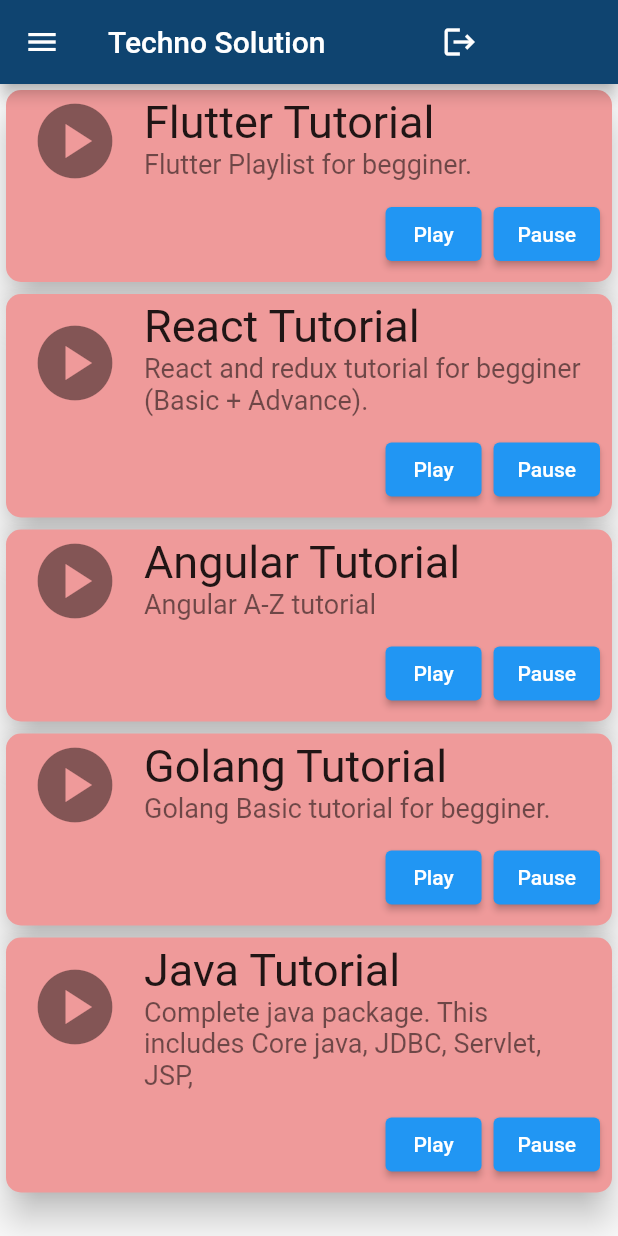
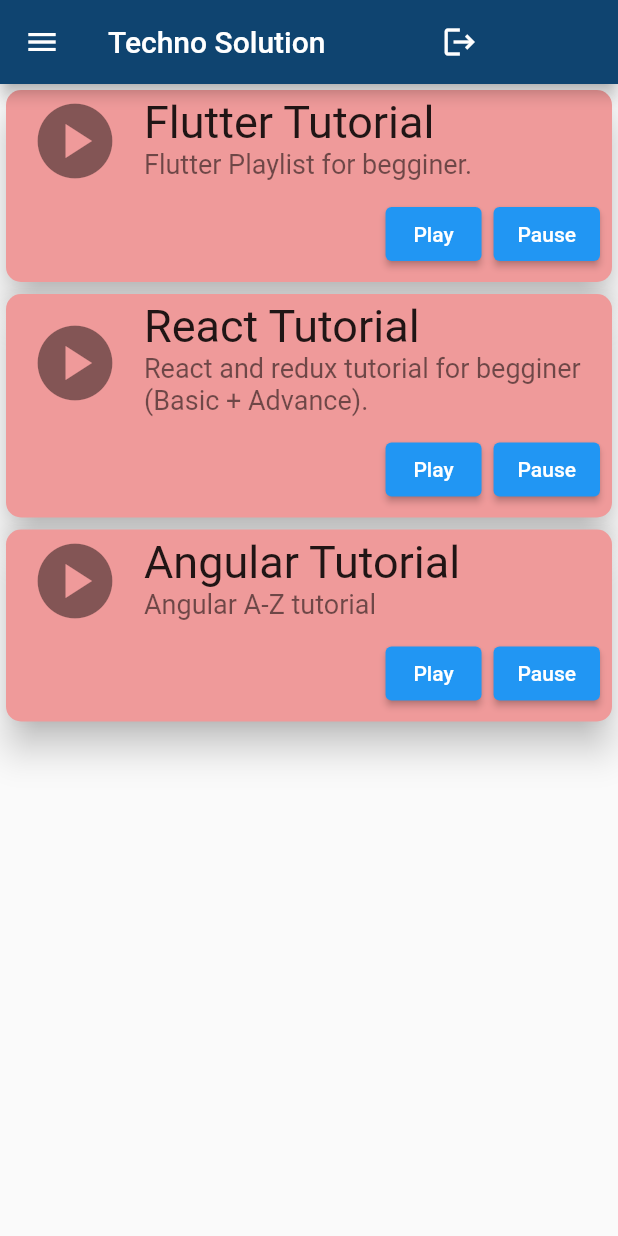
Before and after one commit to cram6138/flutter-app, a Flutter app: the DrawerSideNav screen opened directly, on a phone screen of 412 x 824 dp. Run offline on Flutter 3.47's test engine with Material 2 defaults, Android fonts, the phone set to English and light mode, and no system bars; our stand-ins replace carousel_slider.

```diff
--- a/flutter_application_1/lib/screen/DrawerSideNav.dart
+++ b/flutter_application_1/lib/screen/DrawerSideNav.dart
@@ -1,5 +1,6 @@
 import 'package:flutter/material.dart';
 import 'package:carousel_slider/carousel_slider.dart';
+import 'package:flutter_application_1/screen/dialog.dart';
 
 final List<String> imgList = [
   'https://images.unsplash.com/photo-1520342868574-5fa3804e551c?ixlib=rb-0.3.5&ixid=eyJhcHBfaWQiOjEyMDd9&s=6ff92caffcdd63681a35134a6770ed3b&auto=format&fit=crop&w=1951&q=80',
@@ -44,7 +45,7 @@ class _DrawerSideNavState extends State<DrawerSideNav> {
             Expanded(
                 child: IconButton(
               onPressed: () {
-                Navigator.popAndPushNamed(context, "/");
+                showLogoutDialogBox(context);
               },
               icon: const Icon(Icons.logout),
             ))
@@ -192,63 +193,6 @@ class _DrawerSideNavState extends State<DrawerSideNav> {
                   ],
                 ),
               ),
-              Card(
-                shape: RoundedRectangleBorder(
-                    borderRadius: BorderRadius.circular(10.0)),
-                color: Colors.red[200],
-                elevation: 10,
-                child: Column(
-                  children: [
-                    const ListTile(
-                      leading: Icon(
-                        Icons.play_circle,
-                        size: 60,
-                      ),
-                      title: Text('Golang Tutorial',
-                          style: TextStyle(fontSize: 30.0)),
-                      subtitle: Text('Golang Basic tutorial for begginer.',
-                          style: TextStyle(fontSize: 18.0)),
-                    ),
-                    ButtonBar(
-                      children: [
-                        ElevatedButton(
-                            onPressed: () {}, child: const Text("Play")),
-                        ElevatedButton(
-                            onPressed: () {}, child: const Text("Pause")),
-                      ],
-                    ),
-                  ],
-                ),
-              ),
-              Card(
-                shape: RoundedRectangleBorder(
-                    borderRadius: BorderRadius.circular(10.0)),
-                color: Colors.red[200],
-                elevation: 10,
-                child: Column(
-                  children: [
-                    const ListTile(
-                      leading: Icon(
-                        Icons.play_circle,
-                        size: 60,
-                      ),
-                      title: Text('Java Tutorial',
-                          style: TextStyle(fontSize: 30.0)),
-                      subtitle: Text(
-                          'Complete java package. This includes Core java, JDBC, Servlet, JSP,',
-                          style: TextStyle(fontSize: 18.0)),
-                    ),
-                    ButtonBar(
-                      children: [
-                        ElevatedButton(
-                            onPressed: () {}, child: const Text("Play")),
-                        ElevatedButton(
-                            onPressed: () {}, child: const Text("Pause")),
-                      ],
-                    ),
-                  ],
-                ),
-              ),
             ],
           ),
         ),
--- a/flutter_application_1/lib/screen/editUser.dart
+++ b/flutter_application_1/lib/screen/editUser.dart
@@ -110,6 +110,7 @@ class _EditUserState extends State<EditUser> {
                     },
                   ),
                   TextFormField(
+                    obscureText: true,
                     decoration: const InputDecoration(
                         labelText: "Password", icon: Icon(Icons.lock)),
                     validator: (value) {
--- a/flutter_application_1/lib/screen/profileMenu.dart
+++ b/flutter_application_1/lib/screen/profileMenu.dart
@@ -2,6 +2,7 @@ import 'package:flutter/cupertino.dart';
 import 'package:flutter/material.dart';
 import 'package:flutter_application_1/screen/editUser.dart';
 import 'package:flutter_application_1/screen/userList.dart';
+import 'package:flutter_application_1/screen/userSettings.dart';
 
 class ProfileMenu extends StatefulWidget {
   @override
@@ -95,9 +96,7 @@ class _ProfileMenuState extends State<ProfileMenu>
           child: EditUser(),
         ),
         UserList(),
-        Center(
-          child: Text("Users Settings Tab Clicked"),
-        )
+        UserSettings(),
       ]),
     );
   }
```
Also changed, not shown: flutter_application_1/lib/screen/dialog.dart (added, +26 -0 lines), flutter_application_1/lib/screen/login/login_form.dart (+51 -5 lines), flutter_application_1/lib/screen/userSettings.dart (added, +88 -0 lines).
